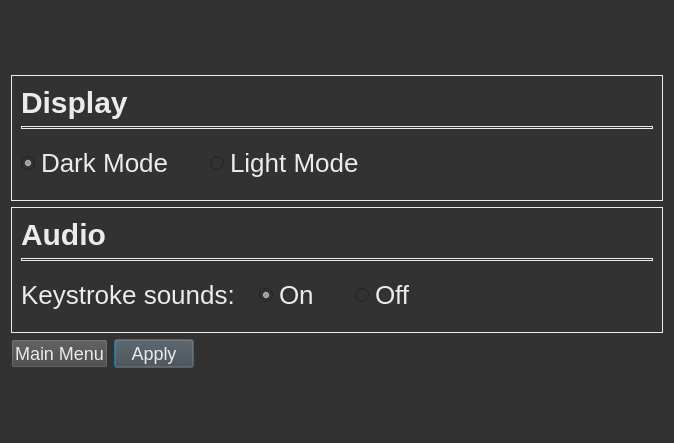
Rolv-Apneseth/ps-typer, file speed-typer/source_ui/settingsWindow.ui: the form before one commit.
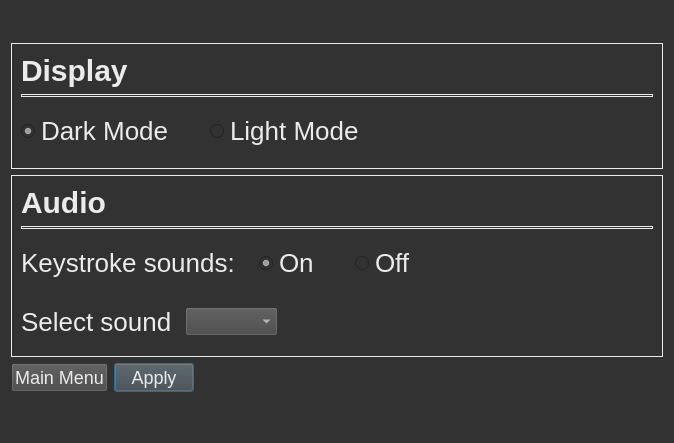
The form after the commit.

Commit message: Added combo box to settings window to select a sound for keystrokes

Patch:
```diff
--- a/speed-typer/source_ui/settingsWindow.ui
+++ b/speed-typer/source_ui/settingsWindow.ui
@@ -330,6 +330,36 @@
         </item>
        </layout>
       </item>
+      <item>
+       <layout class="QHBoxLayout" name="horizontalLayout_2">
+        <property name="topMargin">
+         <number>20</number>
+        </property>
+        <item>
+         <widget class="QLabel" name="label">
+          <property name="text">
+           <string>Select sound </string>
+          </property>
+         </widget>
+        </item>
+        <item>
+         <widget class="QComboBox" name="comboBox"/>
+        </item>
+        <item>
+         <spacer name="horizontalSpacer_7">
+          <property name="orientation">
+           <enum>Qt::Horizontal</enum>
+          </property>
+          <property name="sizeHint" stdset="0">
+           <size>
+            <width>40</width>
+            <height>20</height>
+           </size>
+          </property>
+         </spacer>
+        </item>
+       </layout>
+      </item>
       <item>
        <spacer name="verticalSpacer_7">
         <property name="orientation">
```
The commit also changes 1 other file.
